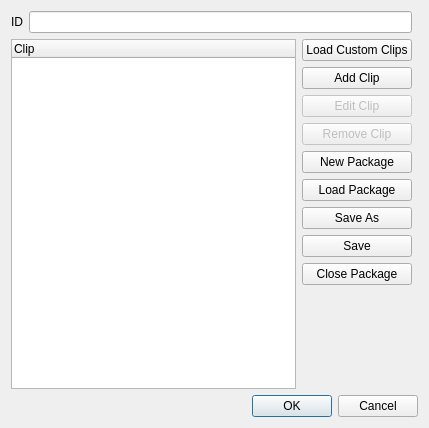
Qt form ui/clippackageeditor.ui (tdauth/gustavsfairyland) before a commit.
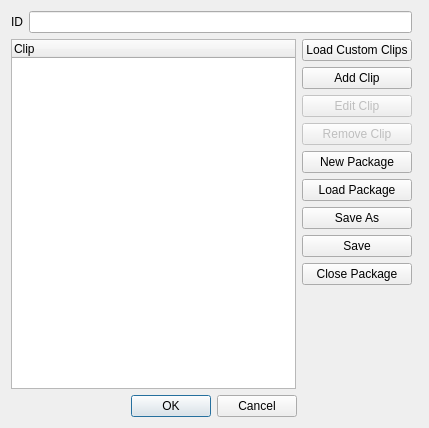
The same form after that commit.

Commit message: Centered buttons

```diff
--- a/ui/clippackageeditor.ui
+++ b/ui/clippackageeditor.ui
@@ -14,7 +14,7 @@
    <string>Clip Package</string>
   </property>
   <layout class="QGridLayout" name="gridLayout">
-   <item row="5" column="1" colspan="2">
+   <item row="5" column="1" colspan="2" alignment="Qt::AlignHCenter">
     <widget class="QDialogButtonBox" name="buttonBox">
      <property name="standardButtons">
       <set>QDialogButtonBox::Cancel|QDialogButtonBox::Ok</set>
```
The commit also changes 1 other file.
